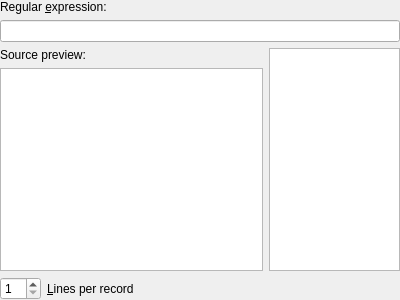
Before: the Qt Designer form plugins/imp-plaintext/plaintextimportwidget.ui in martin-kudlicka/vocabulary-master, drawn with Qt 5.
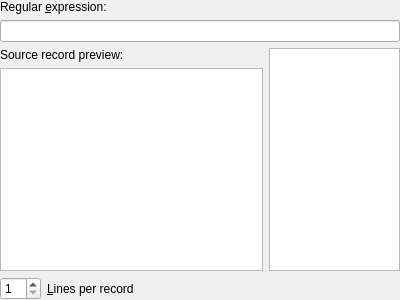
After: the same form once the commit is applied.

```diff
--- a/plugins/imp-plaintext/plaintextimportwidget.ui
+++ b/plugins/imp-plaintext/plaintextimportwidget.ui
@@ -53,7 +53,7 @@
            </sizepolicy>
           </property>
           <property name="text">
-           <string>Source preview:</string>
+           <string>Source record preview:</string>
           </property>
           <property name="buddy">
            <cstring>qptePreview</cstring>
```
